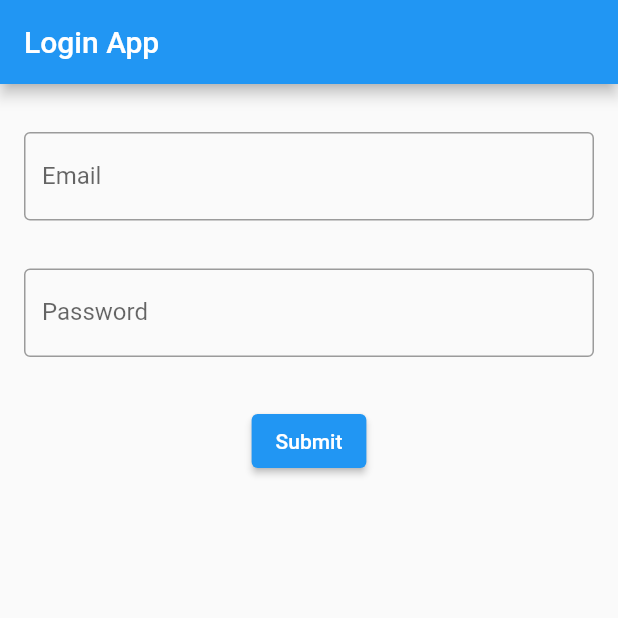
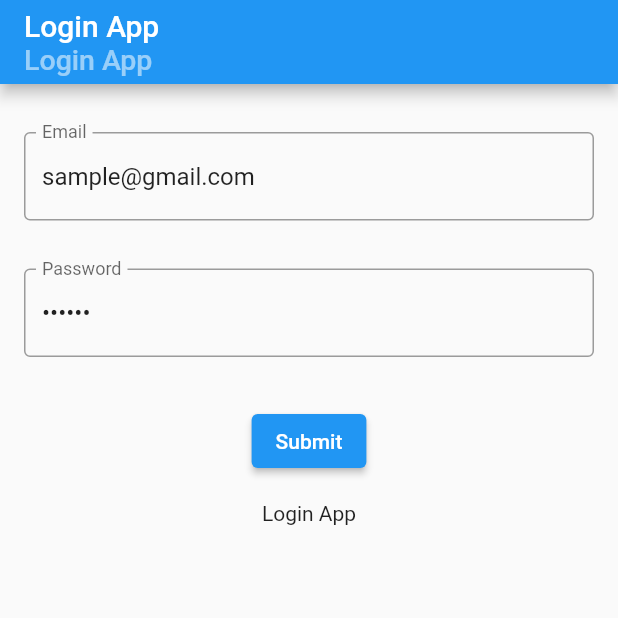
Before and after one commit to Praneeth200119/sample-login-page, a Flutter app: the screen it shows after launch, on a phone screen of 412 x 824 dp, the top half of it. Run offline on Flutter 3.47's test engine with Material 2 defaults, Android fonts, the phone set to English and light mode, and no system bars.

Commit message:
Update main.dart

```diff
--- a/lib/main.dart
+++ b/lib/main.dart
@@ -5,43 +5,22 @@ void main() {
 }
 
 class MyApp extends StatelessWidget {
-  const MyApp({super.key});
+  const MyApp({Key? key});
 
-  // This widget is the root of your application.
   @override
   Widget build(BuildContext context) {
     return MaterialApp(
       title: 'Flutter Demo',
       theme: ThemeData(
-        // This is the theme of your application.
-        //
-        // Try running your application with "flutter run". You'll see the
-        // application has a blue toolbar. Then, without quitting the app, try
-        // changing the primarySwatch below to Colors.green and then invoke
-        // "hot reload" (press "r" in the console where you ran "flutter run",
-        // or simply save your changes to "hot reload" in a Flutter IDE).
-        // Notice that the counter didn't reset back to zero; the application
-        // is not restarted.
         primarySwatch: Colors.blue,
       ),
-      home: const Login(title: 'Login App'),
+      home: const Login(),
     );
   }
 }
 
 class Login extends StatefulWidget {
-  const Login({super.key, required this.title});
-
-  // This widget is the home page of your application. It is stateful, meaning
-  // that it has a State object (defined below) that contains fields that affect
-  // how it looks.
-
-  // This class is the configuration for the state. It holds the values (in this
-  // case the title) provided by the parent (in this case the App widget) and
-  // used by the build method of the State. Fields in a Widget subclass are
-  // always marked "final".
-
-  final String title;
+  const Login({Key? key}) : super(key: key);
 
   @override
   State<Login> createState() => _LoginState();
@@ -49,14 +28,27 @@ class Login extends StatefulWidget {
 
 class _LoginState extends State<Login> {
   final _formKey = GlobalKey<FormState>();
-  TextEditingController emailController = TextEditingController();
-  TextEditingController passwordController = TextEditingController();
+  TextEditingController emailController = TextEditingController(text: 'sample@gmail.com');
+  TextEditingController passwordController = TextEditingController(text: 'sample');
 
   @override
   Widget build(BuildContext context) {
     return Scaffold(
       appBar: AppBar(
-        title: Text(widget.title),
+        title: Column(
+          crossAxisAlignment: CrossAxisAlignment.start,
+          children: const [
+            Text(
+              'Login App', // Main title
+              key: Key('mainTitleText'), // Unique key for the main title
+            ),
+            Text(
+              'Login App', // Subtitle
+              key: Key('subtitleText'), // Unique key for the subtitle
+              style: TextStyle(fontSize: 19.0, color: Colors.white54),
+            ),
+          ],
+        ),
       ),
       body: Form(
         key: _formKey,
@@ -66,12 +58,14 @@ class _LoginState extends State<Login> {
             crossAxisAlignment: CrossAxisAlignment.center,
             children: [
               Padding(
-                padding:
-                const EdgeInsets.symmetric(horizontal: 8, vertical: 16),
+                padding: const EdgeInsets.symmetric(horizontal: 8, vertical: 16),
                 child: TextFormField(
+                  key: Key('emailTextField'),
                   controller: emailController,
                   decoration: const InputDecoration(
-                      border: OutlineInputBorder(), labelText: "Email"),
+                    border: OutlineInputBorder(),
+                    labelText: "Email",
+                  ),
                   validator: (value) {
                     if (value == null || value.isEmpty) {
                       return 'Please enter your email';
@@ -81,13 +75,15 @@ class _LoginState extends State<Login> {
                 ),
               ),
               Padding(
-                padding:
-                const EdgeInsets.symmetric(horizontal: 8, vertical: 16),
+                padding: const EdgeInsets.symmetric(horizontal: 8, vertical: 16),
                 child: TextFormField(
+                  key: Key('passwordTextField'),
                   controller: passwordController,
                   obscureText: true,
                   decoration: const InputDecoration(
-                      border: OutlineInputBorder(), labelText: "Password"),
+                    border: OutlineInputBorder(),
+                    labelText: "Password",
+                  ),
                   validator: (value) {
                     if (value == null || value.isEmpty) {
                       return 'Please enter your password';
@@ -97,25 +93,28 @@ class _LoginState extends State<Login> {
                 ),
               ),
               Padding(
-                padding:
-                const EdgeInsets.symmetric(horizontal: 8, vertical: 16.0),
+                padding: const EdgeInsets.symmetric(horizontal: 8, vertical: 16.0),
                 child: Center(
                   child: ElevatedButton(
+                    key: Key('submitButton'),
                     onPressed: () {
                       if (_formKey.currentState!.validate()) {
-                        if (emailController.text == "arun@gogosoon.com" &&
-                            passwordController.text == "qazxswedcvfr") {
+                        // Check if entered credentials match the sample data
+                        if (emailController.text == 'sample@gmail.com' &&
+                            passwordController.text == 'sample') {
+                          // Navigate to the home page if credentials are valid
                           Navigator.push(
                             context,
                             MaterialPageRoute(
                               builder: (context) => HomePage(
                                 email: emailController.text,
-                                )),
+                              ),
+                            ),
                           );
                         } else {
+                          // Show an error message for invalid credentials
                           ScaffoldMessenger.of(context).showSnackBar(
-                            const SnackBar(
-                                content: Text('Invalid Credentials')),
+                            const SnackBar(content: Text('Oops! Invalid credentials')),
                           );
                         }
                       } else {
@@ -128,6 +127,10 @@ class _LoginState extends State<Login> {
                   ),
                 ),
               ),
+              Text(
+                'Login App', // Another instance of the text
+                key: Key('secondLoginText'), // Unique key for the second instance
+              ),
             ],
           ),
         ),
@@ -135,10 +138,11 @@ class _LoginState extends State<Login> {
     );
   }
 }
+
 class HomePage extends StatelessWidget {
-  const HomePage({super.key, required this.email});
+  final String email;
 
-  final String email;
+  const HomePage({Key? key, required this.email}) : super(key: key);
 
   @override
   Widget build(BuildContext context) {
@@ -147,7 +151,12 @@ class HomePage extends StatelessWidget {
         title: const Text('Home Page'),
       ),
       body: Column(
+        mainAxisAlignment: MainAxisAlignment.center,
         children: [
+          Text(
+            'Welcome to the Home Page', // Welcome message
+            key: Key('welcomeToHomePageText'), // Unique key for the welcome message
+          ),
           Text(email),
           Center(
             child: ElevatedButton(
@@ -155,9 +164,44 @@ class HomePage extends StatelessWidget {
                 Navigator.pop(context);
               },
               child: const Text("Go back!"),
+              key: Key('goBackButton'), // Unique key for the Go back button
+            ),
+          ),
+          const SizedBox(height: 20),
+          Center(
+            child: ElevatedButton(
+              onPressed: () {
+                Navigator.push(
+                  context,
+                  MaterialPageRoute(
+                    builder: (context) => NextPage(),
+                  ),
+                );
+              },
+              child: const Text("Go to Next Page"),
+              key: Key('goToNextPageButton'), // Unique key for the Go to Next Page button
             ),
           ),
         ],
-        ));
+      ),
+    );
   }
 }
+
+class NextPage extends StatelessWidget {
+  @override
+  Widget build(BuildContext context) {
+    return Scaffold(
+      appBar: AppBar(
+        title: const Text('Next Page'),
+      ),
+      body: Center(
+        child: Text(
+          'Everything is working',
+          style: TextStyle(fontSize: 24),
+          key: Key('everythingIsWorkingText'), // Unique key for the Everything is Fine text
+        ),
+      ),
+    );
+  }
+}
```
Lines whose indentation alone changed are shown as unchanged.
